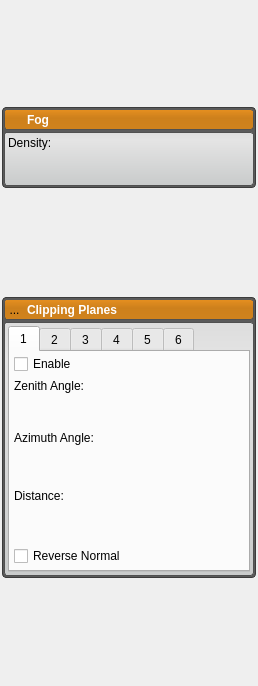
SCIInstitute/Seg3D, file src/Interface/Application/RenderingDockWidget.ui: the form before one commit.
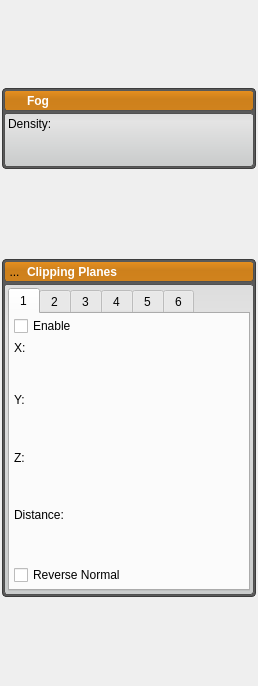
The form after the commit. Icons and pictures are not drawn. Custom widgets are drawn as their Qt base class.

Diff of the .ui file:
```diff
--- a/src/Interface/Application/RenderingDockWidget.ui
+++ b/src/Interface/Application/RenderingDockWidget.ui
@@ -19,7 +19,7 @@
   <property name="minimumSize">
    <size>
     <width>243</width>
-    <height>392</height>
+    <height>429</height>
    </size>
   </property>
   <property name="styleSheet">
@@ -426,12 +426,12 @@
                  <item>
                   <widget class="QLabel" name="label_2">
                    <property name="text">
-                    <string>Zenith Angle:</string>
+                    <string>X:</string>
                    </property>
                   </widget>
                  </item>
                  <item>
-                  <widget class="QtUtils::QtSliderDoubleCombo" name="cp1_theta_" native="true">
+                  <widget class="QtUtils::QtSliderDoubleCombo" name="cp1_x_" native="true">
                    <property name="sizePolicy">
                     <sizepolicy hsizetype="Preferred" vsizetype="Fixed">
                      <horstretch>0</horstretch>
@@ -449,12 +449,35 @@
                  <item>
                   <widget class="QLabel" name="label_3">
                    <property name="text">
-                    <string>Azimuth Angle:</string>
+                    <string>Y:</string>
                    </property>
                   </widget>
                  </item>
                  <item>
-                  <widget class="QtUtils::QtSliderDoubleCombo" name="cp1_phi_" native="true">
+                  <widget class="QtUtils::QtSliderDoubleCombo" name="cp1_y_" native="true">
+                   <property name="sizePolicy">
+                    <sizepolicy hsizetype="Preferred" vsizetype="Fixed">
+                     <horstretch>0</horstretch>
+                     <verstretch>0</verstretch>
+                    </sizepolicy>
+                   </property>
+                   <property name="minimumSize">
+                    <size>
+                     <width>0</width>
+                     <height>35</height>
+                    </size>
+                   </property>
+                  </widget>
+                 </item>
+                 <item>
+                  <widget class="QLabel" name="label_20">
+                   <property name="text">
+                    <string>Z:</string>
+                   </property>
+                  </widget>
+                 </item>
+                 <item>
+                  <widget class="QtUtils::QtSliderDoubleCombo" name="cp1_z_" native="true">
                    <property name="sizePolicy">
                     <sizepolicy hsizetype="Preferred" vsizetype="Fixed">
                      <horstretch>0</horstretch>
```
Left out of the diff: 97 changed lines with no effect on the pictures.
